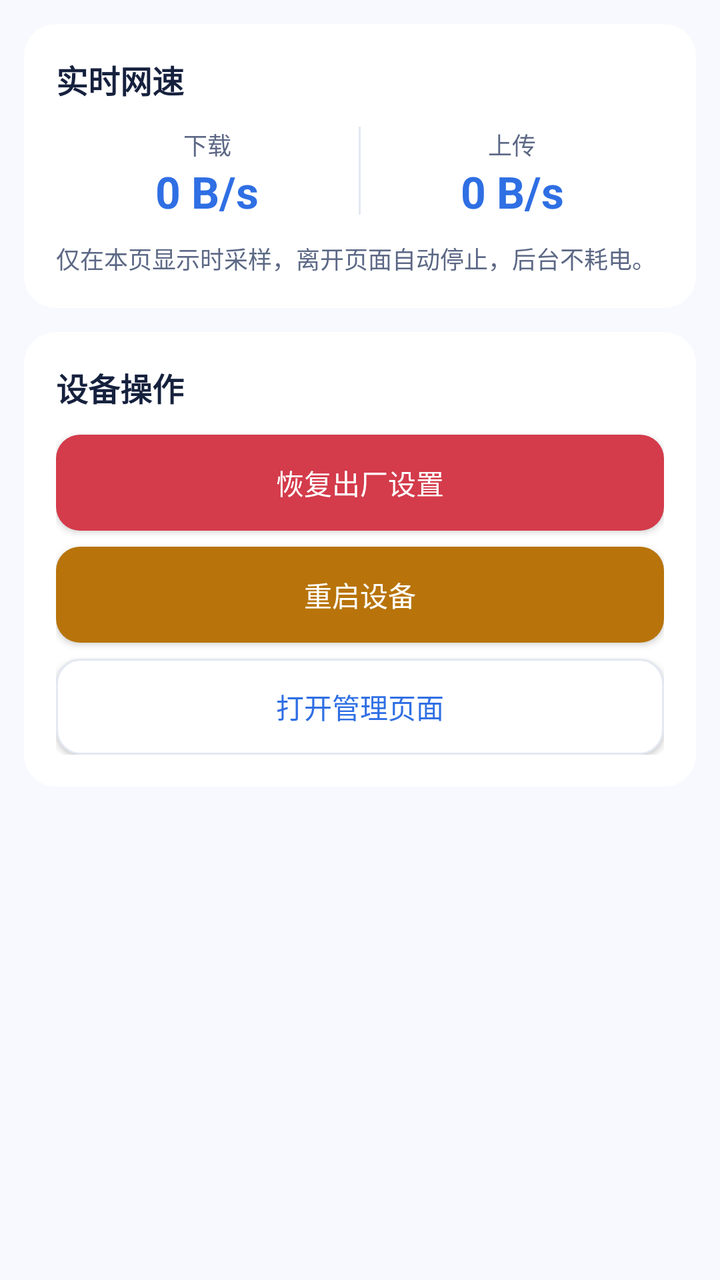
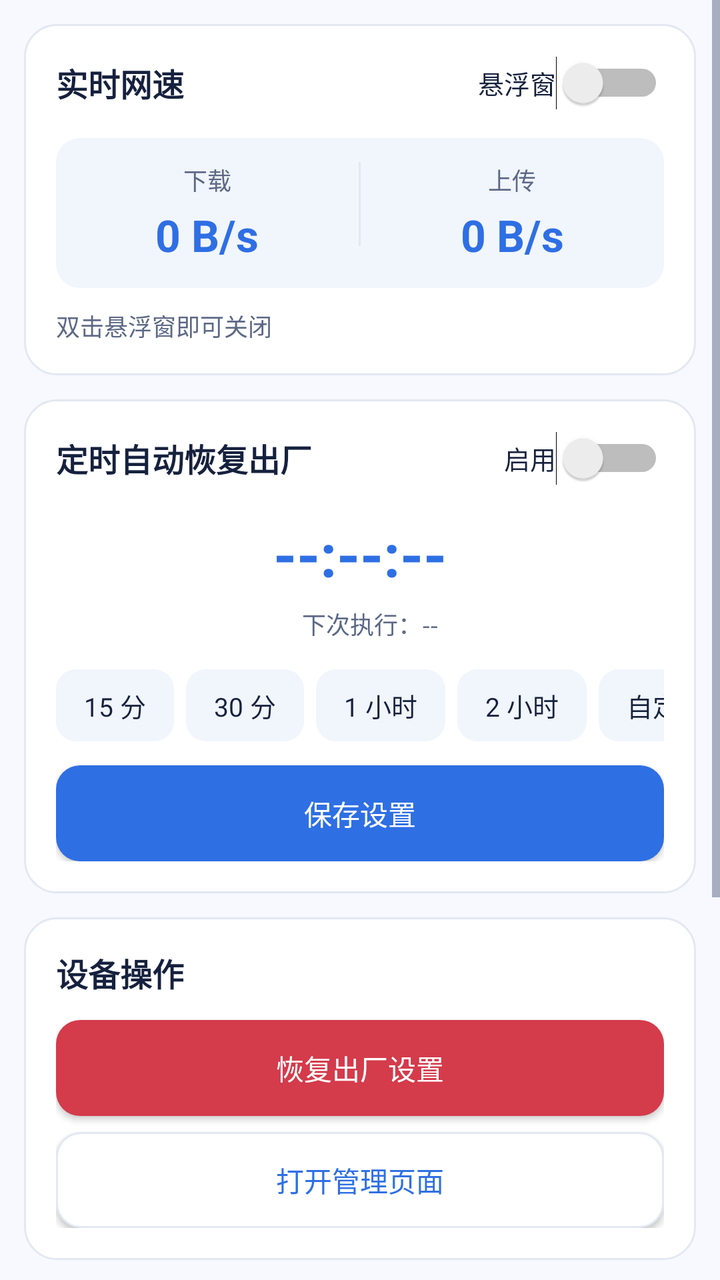

Before-and-after screenshots of an Android layout around one commit, followed by the original layout XML and the change that was made.
<!-- AndroidManifest.xml: application theme AppTheme -->
<!-- res/layout/page_dashboard.xml -->
<?xml version="1.0" encoding="utf-8"?>
<ScrollView xmlns:android="http://schemas.android.com/apk/res/android"
    android:layout_width="match_parent"
    android:layout_height="match_parent"
    android:fillViewport="true">

    <LinearLayout
        android:layout_width="match_parent"
        android:layout_height="wrap_content"
        android:orientation="vertical"
        android:padding="12dp"
        android:paddingBottom="20dp">

        <LinearLayout
            android:layout_width="match_parent"
            android:layout_height="wrap_content"
            android:layout_marginBottom="12dp"
            android:background="@drawable/bg_card"
            android:orientation="vertical"
            android:padding="16dp">

            <TextView
                style="@style/CardTitle"
                android:layout_width="match_parent"
                android:layout_height="wrap_content"
                android:text="实时网速" />

            <LinearLayout
                android:layout_width="match_parent"
                android:layout_height="wrap_content"
                android:layout_marginTop="12dp"
                android:orientation="horizontal">

                <LinearLayout
                    android:layout_width="0dp"
                    android:layout_height="wrap_content"
                    android:layout_weight="1"
                    android:gravity="center_horizontal"
                    android:orientation="vertical">

                    <TextView
                        style="@style/CardHint"
                        android:layout_width="wrap_content"
                        android:layout_height="wrap_content"
                        android:text="下载" />

                    <TextView
                        android:id="@+id/text_speed_down"
                        android:layout_width="wrap_content"
                        android:layout_height="wrap_content"
                        android:text="0 B/s"
                        android:textColor="@color/primary"
                        android:textSize="22sp"
                        android:textStyle="bold" />
                </LinearLayout>

                <View
                    android:layout_width="1dp"
                    android:layout_height="44dp"
                    android:background="@color/divider" />

                <LinearLayout
                    android:layout_width="0dp"
                    android:layout_height="wrap_content"
                    android:layout_weight="1"
                    android:gravity="center_horizontal"
                    android:orientation="vertical">

                    <TextView
                        style="@style/CardHint"
                        android:layout_width="wrap_content"
                        android:layout_height="wrap_content"
                        android:text="上传" />

                    <TextView
                        android:id="@+id/text_speed_up"
                        android:layout_width="wrap_content"
                        android:layout_height="wrap_content"
                        android:text="0 B/s"
                        android:textColor="@color/primary"
                        android:textSize="22sp"
                        android:textStyle="bold" />
                </LinearLayout>
            </LinearLayout>

            <TextView
                style="@style/CardHint"
                android:layout_width="match_parent"
                android:layout_height="wrap_content"
                android:layout_marginTop="10dp"
                android:text="仅在本页显示时采样，离开页面自动停止，后台不耗电。" />
        </LinearLayout>

        <LinearLayout
            android:layout_width="match_parent"
            android:layout_height="wrap_content"
            android:background="@drawable/bg_card"
            android:orientation="vertical"
            android:padding="16dp">

            <TextView
                style="@style/CardTitle"
                android:layout_width="match_parent"
                android:layout_height="wrap_content"
                android:text="设备操作" />

            <Button
                android:id="@+id/btn_factory"
                android:layout_width="match_parent"
                android:layout_height="wrap_content"
                android:layout_marginTop="12dp"
                android:background="@drawable/bg_button_danger"
                android:text="恢复出厂设置"
                android:textAllCaps="false"
                android:textColor="#FFFFFFFF" />

            <Button
                android:id="@+id/btn_reboot"
                android:layout_width="match_parent"
                android:layout_height="wrap_content"
                android:layout_marginTop="8dp"
                android:background="@drawable/bg_button_warn"
                android:text="重启设备"
                android:textAllCaps="false"
                android:textColor="#FFFFFFFF" />

            <Button
                android:id="@+id/btn_open_web"
                android:layout_width="match_parent"
                android:layout_height="wrap_content"
                android:layout_marginTop="8dp"
                android:background="@drawable/bg_button_ghost"
                android:text="打开管理页面"
                android:textAllCaps="false"
                android:textColor="@color/primary" />
        </LinearLayout>
    </LinearLayout>
</ScrollView>
<!-- resources referenced by this layout -->
<resources>
  <color name="divider">#E3E8F2</color>
  <color name="primary">#2F6FE4</color>
  <!-- drawable bg_button_danger (drawable) -->
  <?xml version="1.0" encoding="utf-8"?>
  <selector xmlns:android="http://schemas.android.com/apk/res/android">
      <item android:state_pressed="true">
          <shape android:shape="rectangle">
              <solid android:color="#B62F3E" />
              <corners android:radius="12dp" />
          </shape>
      </item>
      <item>
          <shape android:shape="rectangle">
              <solid android:color="@color/danger" />
              <corners android:radius="12dp" />
          </shape>
      </item>
  </selector>
  <!-- drawable bg_button_warn (drawable) -->
  <?xml version="1.0" encoding="utf-8"?>
  <selector xmlns:android="http://schemas.android.com/apk/res/android">
      <item android:state_pressed="true">
          <shape android:shape="rectangle">
              <solid android:color="#9C6208" />
              <corners android:radius="12dp" />
          </shape>
      </item>
      <item>
          <shape android:shape="rectangle">
              <solid android:color="@color/warn" />
              <corners android:radius="12dp" />
          </shape>
      </item>
  </selector>
  <!-- drawable bg_card (drawable) -->
  <?xml version="1.0" encoding="utf-8"?>
  <shape xmlns:android="http://schemas.android.com/apk/res/android" android:shape="rectangle">
      <solid android:color="@color/card_bg" />
      <corners android:radius="16dp" />
  </shape>
  <style name="CardHint">
          <item name="android:textColor">@color/text_muted</item>
          <item name="android:textSize">12sp</item>
      </style>
  <style name="CardTitle">
          <item name="android:textColor">@color/text_primary</item>
          <item name="android:textStyle">bold</item>
          <item name="android:textSize">16sp</item>
      </style>
  <style name="AppTheme" parent="@android:style/Theme.Material.Light.NoActionBar">
          <item name="android:windowBackground">@color/window_bg</item>
          <item name="android:colorAccent">@color/primary</item>
          <item name="android:colorControlActivated">@color/primary</item>
          <item name="android:textColorPrimary">@color/text_primary</item>
          <item name="android:textColorSecondary">@color/text_muted</item>
      </style>
  <color name="danger">#D43B4B</color>
  <color name="surface_bg">#F1F5FC</color>
  <color name="card_bg">#FFFFFF</color>
  <color name="warn">#B8740A</color>
  <color name="text_muted">#5C6885</color>
  <color name="text_primary">#16213E</color>
  <color name="window_bg">#F7F9FF</color>
  <!-- unchanged entries left out for length: 1 -->
</resources>

<!-- the commit's change to res/layout/page_dashboard.xml (unified diff, before → after) -->
@@ -2,14 +2,18 @@
 <ScrollView xmlns:android="http://schemas.android.com/apk/res/android"
     android:layout_width="match_parent"
     android:layout_height="match_parent"
-    android:fillViewport="true">
+    android:clipToPadding="false"
+    android:fillViewport="true"
+    android:scrollbarStyle="outsideOverlay">
 
     <LinearLayout
         android:layout_width="match_parent"
         android:layout_height="wrap_content"
         android:orientation="vertical"
-        android:padding="12dp"
-        android:paddingBottom="20dp">
+        android:paddingStart="12dp"
+        android:paddingTop="12dp"
+        android:paddingEnd="12dp"
+        android:paddingBottom="28dp">
 
         <LinearLayout
             android:layout_width="match_parent"
@@ -19,17 +23,37 @@
             android:orientation="vertical"
             android:padding="16dp">
 
-            <TextView
-                style="@style/CardTitle"
-                android:layout_width="match_parent"
-                android:layout_height="wrap_content"
-                android:text="实时网速" />
-
-            <LinearLayout
-                android:layout_width="match_parent"
-                android:layout_height="wrap_content"
-                android:layout_marginTop="12dp"
+            <LinearLayout
+                android:layout_width="match_parent"
+                android:layout_height="wrap_content"
+                android:gravity="center_vertical"
                 android:orientation="horizontal">
+
+                <TextView
+                    style="@style/CardTitle"
+                    android:layout_width="0dp"
+                    android:layout_height="wrap_content"
+                    android:layout_weight="1"
+                    android:text="实时网速" />
+
+                <Switch
+                    android:id="@+id/switch_overlay"
+                    android:layout_width="wrap_content"
+                    android:layout_height="wrap_content"
+                    android:minWidth="0dp"
+                    android:text="悬浮窗"
+                    android:textColor="@color/text_primary"
+                    android:textSize="13sp" />
+            </LinearLayout>
+
+            <LinearLayout
+                android:layout_width="match_parent"
+                android:layout_height="wrap_content"
+                android:layout_marginTop="14dp"
+                android:background="@drawable/bg_surface"
+                android:orientation="horizontal"
+                android:paddingTop="12dp"
+                android:paddingBottom="12dp">
 
                 <LinearLayout
                     android:layout_width="0dp"
@@ -48,6 +72,7 @@
                         android:id="@+id/text_speed_down"
                         android:layout_width="wrap_content"
                         android:layout_height="wrap_content"
+                        android:layout_marginTop="4dp"
                         android:text="0 B/s"
                         android:textColor="@color/primary"
                         android:textSize="22sp"
@@ -56,7 +81,7 @@
 
                 <View
                     android:layout_width="1dp"
-                    android:layout_height="44dp"
+                    android:layout_height="42dp"
                     android:background="@color/divider" />
 
                 <LinearLayout
@@ -76,6 +101,7 @@
                         android:id="@+id/text_speed_up"
                         android:layout_width="wrap_content"
                         android:layout_height="wrap_content"
+                        android:layout_marginTop="4dp"
                         android:text="0 B/s"
                         android:textColor="@color/primary"
                         android:textSize="22sp"
@@ -88,16 +114,175 @@
                 android:layout_width="match_parent"
                 android:layout_height="wrap_content"
                 android:layout_marginTop="10dp"
-                android:text="仅在本页显示时采样，离开页面自动停止，后台不耗电。" />
+                android:text="双击悬浮窗即可关闭" />
         </LinearLayout>
 
         <LinearLayout
             android:layout_width="match_parent"
             android:layout_height="wrap_content"
+            android:layout_marginBottom="12dp"
             android:background="@drawable/bg_card"
             android:orientation="vertical"
             android:padding="16dp">
 
+            <LinearLayout
+                android:layout_width="match_parent"
+                android:layout_height="wrap_content"
+                android:gravity="center_vertical"
+                android:orientation="horizontal">
+
+                <TextView
+                    style="@style/CardTitle"
+                    android:layout_width="0dp"
+                    android:layout_height="wrap_content"
+                    android:layout_weight="1"
+                    android:text="定时自动恢复出厂" />
+
+                <Switch
+                    android:id="@+id/switch_enabled"
+                    android:layout_width="wrap_content"
+                    android:layout_height="wrap_content"
+                    android:minWidth="0dp"
+                    android:text="启用"
+                    android:textColor="@color/text_primary"
+                    android:textSize="13sp" />
+            </LinearLayout>
+
+            <TextView
+                android:id="@+id/text_countdown"
+                android:layout_width="match_parent"
+                android:layout_height="wrap_content"
+                android:layout_marginTop="14dp"
+                android:gravity="center"
+                android:text="--:--:--"
+                android:textColor="@color/primary"
+                android:textSize="30sp"
+                android:textStyle="bold" />
+
+            <LinearLayout
+                android:layout_width="match_parent"
+                android:layout_height="wrap_content"
+                android:layout_marginTop="6dp"
+                android:gravity="center"
+                android:orientation="horizontal">
+
+                <TextView
+                    android:id="@+id/text_schedule_status"
+                    style="@style/CardHint"
+                    android:layout_width="wrap_content"
+                    android:layout_height="wrap_content" />
+
+                <TextView
+                    android:id="@+id/text_next_absolute"
+                    style="@style/CardHint"
+                    android:layout_width="wrap_content"
+                    android:layout_height="wrap_content"
+                    android:layout_marginStart="10dp"
+                    android:text="下次执行：--" />
+            </LinearLayout>
+
+            <HorizontalScrollView
+                android:layout_width="match_parent"
+                android:layout_height="wrap_content"
+                android:layout_marginTop="14dp"
+                android:scrollbars="none">
+
+                <RadioGroup
+                    android:id="@+id/chip_group"
+                    android:layout_width="wrap_content"
+                    android:layout_height="wrap_content"
+                    android:orientation="horizontal">
+
+                    <RadioButton
+                        android:id="@+id/chip_15"
+                        android:layout_width="wrap_content"
+                        android:layout_height="36dp"
+                        android:layout_marginEnd="6dp"
+                        android:background="@drawable/bg_chip"
+                        android:button="@null"
+                        android:paddingStart="14dp"
+                        android:paddingEnd="14dp"
+                        android:text="15 分"
+                        android:textAllCaps="false"
+                        android:textColor="@color/chip_text_color"
+                        android:textSize="13sp" />
+
+                    <RadioButton
+                        android:id="@+id/chip_30"
+                        android:layout_width="wrap_content"
+                        android:layout_height="36dp"
+                        android:layout_marginEnd="6dp"
+                        android:background="@drawable/bg_chip"
+                        android:button="@null"
+                        android:paddingStart="14dp"
+                        android:paddingEnd="14dp"
+                        android:text="30 分"
+                        android:textAllCaps="false"
+                        android:textColor="@color/chip_text_color"
+                        android:textSize="13sp" />
+
+                    <RadioButton
+                        android:id="@+id/chip_60"
+                        android:layout_width="wrap_content"
+                        android:layout_height="36dp"
+                        android:layout_marginEnd="6dp"
+                        android:background="@drawable/bg_chip"
+                        android:button="@null"
+                        android:paddingStart="14dp"
+                        android:paddingEnd="14dp"
+                        android:text="1 小时"
+                        android:textAllCaps="false"
+                        android:textColor="@color/chip_text_color"
+                        android:textSize="13sp" />
+
+                    <RadioButton
+                        android:id="@+id/chip_120"
+                        android:layout_width="wrap_content"
+                        android:layout_height="36dp"
+                        android:layout_marginEnd="6dp"
+                        android:background="@drawable/bg_chip"
+                        android:button="@null"
+                        android:paddingStart="14dp"
+                        android:paddingEnd="14dp"
+                        android:text="2 小时"
+                        android:textAllCaps="false"
+                        android:textColor="@color/chip_text_color"
+                        android:textSize="13sp" />
+
+                    <RadioButton
+                        android:id="@+id/chip_custom"
+                        android:layout_width="wrap_content"
+                        android:layout_height="36dp"
+                        android:background="@drawable/bg_chip"
+                        android:button="@null"
+                        android:paddingStart="14dp"
+                        android:paddingEnd="14dp"
+                        android:text="自定义"
+                        android:textAllCaps="false"
+                        android:textColor="@color/chip_text_color"
+                        android:textSize="13sp" />
+                </RadioGroup>
+            </HorizontalScrollView>
+
+            <Button
+                android:id="@+id/btn_save"
+                android:layout_width="match_parent"
+                android:layout_height="wrap_content"
+                android:layout_marginTop="12dp"
+                android:background="@drawable/bg_button"
+                android:text="保存设置"
+                android:textAllCaps="false"
+                android:textColor="#FFFFFFFF" />
+        </LinearLayout>
+
+        <LinearLayout
+            android:layout_width="match_parent"
+            android:layout_height="wrap_content"
+            android:layout_marginBottom="12dp"
+            android:background="@drawable/bg_card"
+            android:orientation="vertical"
+            android:padding="16dp">
+
             <TextView
                 style="@style/CardTitle"
                 android:layout_width="match_parent"
@@ -111,16 +296,6 @@
                 android:layout_marginTop="12dp"
                 android:background="@drawable/bg_button_danger"
                 android:text="恢复出厂设置"
-                android:textAllCaps="false"
-                android:textColor="#FFFFFFFF" />
-
-            <Button
-                android:id="@+id/btn_reboot"
-                android:layout_width="match_parent"
-                android:layout_height="wrap_content"
-                android:layout_marginTop="8dp"
-                android:background="@drawable/bg_button_warn"
-                android:text="重启设备"
                 android:textAllCaps="false"
                 android:textColor="#FFFFFFFF" />
 
@@ -134,5 +309,144 @@
                 android:textAllCaps="false"
                 android:textColor="@color/primary" />
         </LinearLayout>
+
+        <LinearLayout
+            android:id="@+id/card_keepalive"
+            android:layout_width="match_parent"
+            android:layout_height="wrap_content"
+            android:layout_marginBottom="12dp"
+            android:background="@drawable/bg_card"
+            android:orientation="vertical"
+            android:padding="16dp">
+
+            <TextView
+                style="@style/CardTitle"
+                android:layout_width="match_parent"
+                android:layout_height="wrap_content"
+                android:text="后台保活" />
+
+            <Button
+                android:id="@+id/btn_autostart"
+                android:layout_width="match_parent"
+                android:layout_height="wrap_content"
+                android:layout_marginTop="12dp"
+                android:background="@drawable/bg_button_ghost"
+                android:text="开启自启动"
+                android:textAllCaps="false"
+                android:textColor="@color/primary" />
+
+            <Button
+                android:id="@+id/btn_battery"
+                android:layout_width="match_parent"
+                android:layout_height="wrap_content"
+                android:layout_marginTop="8dp"
+                android:background="@drawable/bg_button_ghost"
+                android:text="设置省电策略"
+                android:textAllCaps="false"
+                android:textColor="@color/primary" />
+        </LinearLayout>
+
+        <LinearLayout
+            android:id="@+id/card_logs"
+            android:layout_width="match_parent"
+            android:layout_height="wrap_content"
+            android:background="@drawable/bg_card"
+            android:orientation="vertical"
+            android:padding="16dp">
+
+            <LinearLayout
+                android:id="@+id/header_logs"
+                android:layout_width="match_parent"
+                android:layout_height="wrap_content"
+                android:background="?android:attr/selectableItemBackground"
+                android:clickable="true"
+                android:gravity="center_vertical"
+                android:orientation="horizontal"
+                android:paddingTop="2dp"
+                android:paddingBottom="2dp">
+
+                <TextView
+                    style="@style/CardTitle"
+                    android:layout_width="0dp"
+                    android:layout_height="wrap_content"
+                    android:layout_weight="1"
+                    android:text="执行日志" />
+
+                <TextView
+                    android:id="@+id/text_logs_toggle"
+                    android:layout_width="wrap_content"
+                    android:layout_height="wrap_content"
+                    android:text="展开"
+                    android:textColor="@color/primary"
+                    android:textSize="13sp"
+                    android:textStyle="bold" />
+            </LinearLayout>
+
+            <LinearLayout
+                android:id="@+id/logs_content"
+                android:layout_width="match_parent"
+                android:layout_height="wrap_content"
+                android:layout_marginTop="12dp"
+                android:orientation="vertical"
+                android:visibility="gone">
+
+                <LinearLayout
+                    android:layout_width="match_parent"
+                    android:layout_height="wrap_content"
+                    android:gravity="center_vertical"
+                    android:orientation="horizontal">
+
+                    <Switch
+                        android:id="@+id/switch_logs"
+                        android:layout_width="0dp"
+                        android:layout_height="wrap_content"
+                        android:layout_weight="1"
+                        android:minWidth="0dp"
+                        android:text="记录日志"
+                        android:textColor="@color/text_primary"
+                        android:textSize="13sp" />
+
+                    <Button
+                        android:id="@+id/btn_clear"
+                        android:layout_width="wrap_content"
+                        android:layout_height="34dp"
+                        android:background="@drawable/bg_button_ghost"
+                        android:minWidth="0dp"
+                        android:paddingStart="14dp"
+                        android:paddingEnd="14dp"
+                        android:text="清空"
+                        android:textAllCaps="false"
+                        android:textColor="@color/primary"
+                        android:textSize="13sp" />
+                </LinearLayout>
+
+                <TextView
+                    android:id="@+id/text_logs_hint"
+                    style="@style/CardHint"
+                    android:layout_width="match_parent"
+                    android:layout_height="wrap_content"
+                    android:layout_marginTop="6dp"
+                    android:text="日志已关闭"
+                    android:visibility="gone" />
+
+                <LinearLayout
+                    android:id="@+id/log_list"
+                    android:layout_width="match_parent"
+                    android:layout_height="wrap_content"
+                    android:layout_marginTop="10dp"
+                    android:orientation="vertical" />
+
+                <TextView
+                    android:id="@+id/text_empty"
+                    style="@style/CardHint"
+                    android:layout_width="match_parent"
+                    android:layout_height="wrap_content"
+                    android:gravity="center"
+                    android:paddingTop="10dp"
+                    android:paddingBottom="10dp"
+                    android:text="暂无执行记录"
+                    android:visibility="gone" />
+            </LinearLayout>
+        </LinearLayout>
     </LinearLayout>
 </ScrollView>
<!-- resource entries referenced after the edit -->
@@ -18,27 +18,40 @@
           </shape>
       </item>
   </selector>
-  <!-- drawable bg_button_warn (drawable) -->
+  <!-- drawable bg_card (drawable) -->
+  <?xml version="1.0" encoding="utf-8"?>
+  <shape xmlns:android="http://schemas.android.com/apk/res/android" android:shape="rectangle">
+      <solid android:color="@color/card_bg" />
+      <stroke android:width="1dp" android:color="@color/divider" />
+      <corners android:radius="16dp" />
+  </shape>
+  <!-- drawable bg_chip (drawable) -->
   <?xml version="1.0" encoding="utf-8"?>
   <selector xmlns:android="http://schemas.android.com/apk/res/android">
+      <item android:state_checked="true">
+          <shape android:shape="rectangle">
+              <solid android:color="@color/primary" />
+              <corners android:radius="10dp" />
+          </shape>
+      </item>
       <item android:state_pressed="true">
           <shape android:shape="rectangle">
-              <solid android:color="#9C6208" />
-              <corners android:radius="12dp" />
+              <solid android:color="@color/surface_bg" />
+              <corners android:radius="10dp" />
           </shape>
       </item>
       <item>
           <shape android:shape="rectangle">
-              <solid android:color="@color/warn" />
-              <corners android:radius="12dp" />
+              <solid android:color="@color/surface_bg" />
+              <corners android:radius="10dp" />
           </shape>
       </item>
   </selector>
-  <!-- drawable bg_card (drawable) -->
+  <!-- drawable bg_surface (drawable) -->
   <?xml version="1.0" encoding="utf-8"?>
   <shape xmlns:android="http://schemas.android.com/apk/res/android" android:shape="rectangle">
-      <solid android:color="@color/card_bg" />
-      <corners android:radius="16dp" />
+      <solid android:color="@color/surface_bg" />
+      <corners android:radius="12dp" />
   </shape>
   <style name="CardHint">
           <item name="android:textColor">@color/text_muted</item>
@@ -59,9 +72,24 @@
   <color name="danger">#D43B4B</color>
   <color name="surface_bg">#F1F5FC</color>
   <color name="card_bg">#FFFFFF</color>
-  <color name="warn">#B8740A</color>
   <color name="text_muted">#5C6885</color>
   <color name="text_primary">#16213E</color>
+  <!-- drawable bg_button (drawable) -->
+  <?xml version="1.0" encoding="utf-8"?>
+  <selector xmlns:android="http://schemas.android.com/apk/res/android">
+      <item android:state_pressed="true">
+          <shape android:shape="rectangle">
+              <solid android:color="#255FBF" />
+              <corners android:radius="12dp" />
+          </shape>
+      </item>
+      <item>
+          <shape android:shape="rectangle">
+              <solid android:color="@color/primary" />
+              <corners android:radius="12dp" />
+          </shape>
+      </item>
+  </selector>
   <color name="window_bg">#F7F9FF</color>
   <!-- unchanged entries left out for length: 1 -->
 </resources>
